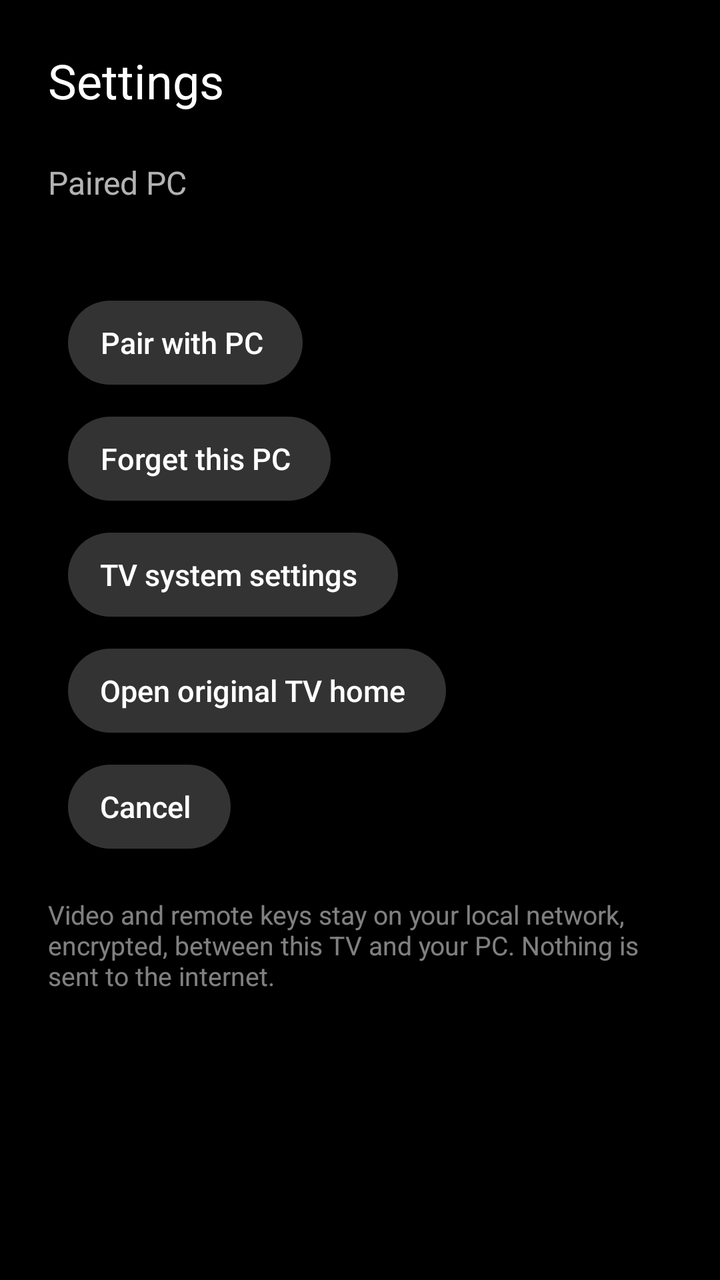
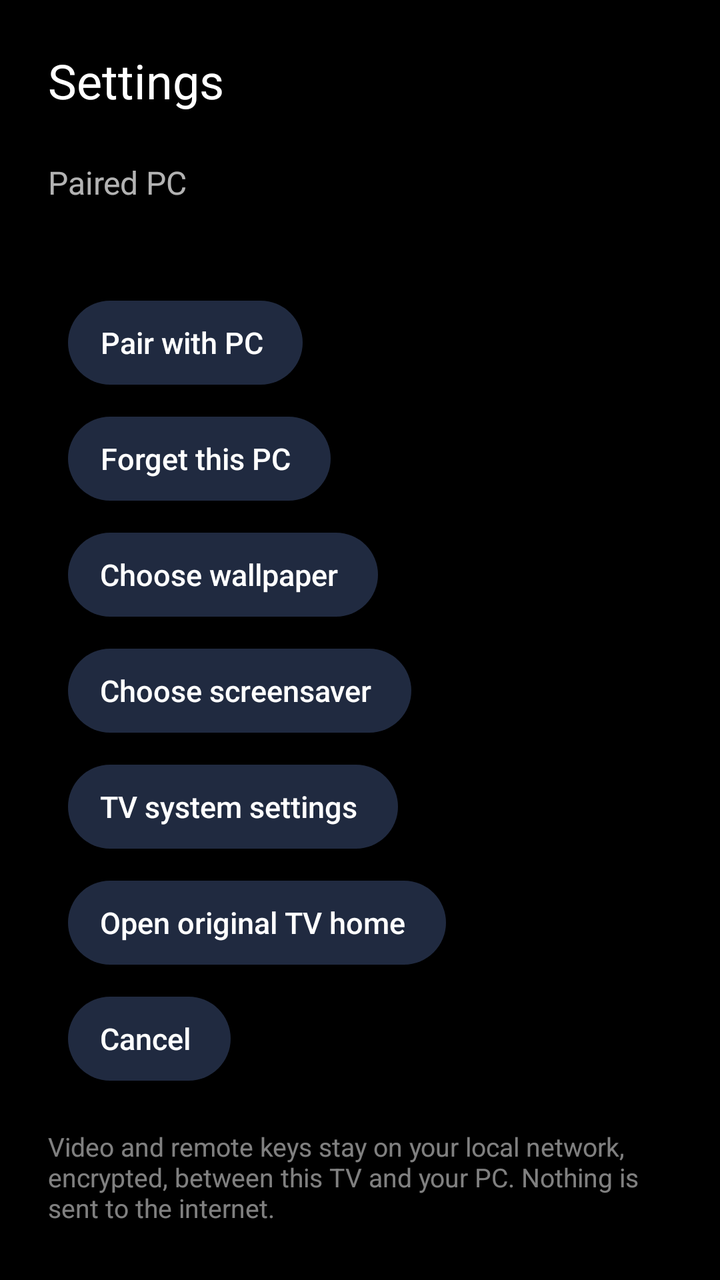

An Android layout rendered at two revisions. The XML below is the earlier revision; the diff shows what the commit changed to produce the second picture.
<!-- AndroidManifest.xml: application theme Theme.MitvTvLauncher -->
<!-- res/layout/activity_settings.xml -->
<?xml version="1.0" encoding="utf-8"?>
<LinearLayout xmlns:android="http://schemas.android.com/apk/res/android"
    android:layout_width="match_parent"
    android:layout_height="match_parent"
    android:background="#FF000000"
    android:orientation="vertical"
    android:padding="24dp">

    <TextView
        android:layout_width="wrap_content"
        android:layout_height="wrap_content"
        android:layout_marginBottom="24dp"
        android:text="@string/settings"
        android:textColor="#FFFFFFFF"
        android:textSize="24sp" />

    <TextView
        android:layout_width="wrap_content"
        android:layout_height="wrap_content"
        android:text="@string/paired_with"
        android:textColor="#B3FFFFFF"
        android:textSize="16sp" />

    <TextView
        android:id="@+id/pairedValue"
        android:layout_width="wrap_content"
        android:layout_height="wrap_content"
        android:layout_marginBottom="24dp"
        android:textColor="#FFFFFFFF"
        android:textSize="18sp" />

    <TextView
        android:id="@+id/btnPair"
        style="@style/TopButton"
        android:layout_marginBottom="16dp"
        android:text="@string/pair_button_label" />

    <TextView
        android:id="@+id/btnForget"
        style="@style/TopButton"
        android:layout_marginBottom="16dp"
        android:text="@string/forget_pc" />

    <TextView
        android:id="@+id/btnTvSettings"
        style="@style/TopButton"
        android:layout_marginBottom="16dp"
        android:text="@string/open_tv_settings" />

    <TextView
        android:id="@+id/btnStockHome"
        style="@style/TopButton"
        android:layout_marginBottom="16dp"
        android:text="@string/open_stock_home" />

    <TextView
        android:id="@+id/btnBack"
        style="@style/TopButton"
        android:layout_marginBottom="24dp"
        android:text="@android:string/cancel" />

    <TextView
        android:layout_width="match_parent"
        android:layout_height="wrap_content"
        android:text="@string/privacy_note"
        android:textColor="#80FFFFFF"
        android:textSize="13sp" />
</LinearLayout>
<!-- resources referenced by this layout -->
<resources>
  <string name="forget_pc">Forget this PC</string>
  <string name="open_stock_home">Open original TV home</string>
  <string name="open_tv_settings">TV system settings</string>
  <string name="pair_button_label">Pair with PC</string>
  <string name="paired_with">Paired PC</string>
  <string name="privacy_note">Video and remote keys stay on your local network, encrypted, between this TV and your PC. Nothing is sent to the internet.</string>
  <string name="settings">Settings</string>
  <style name="TopButton">
          <item name="android:layout_width">wrap_content</item>
          <item name="android:layout_height">42dp</item>
          <item name="android:layout_marginStart">10dp</item>
          <item name="android:paddingStart">16dp</item>
          <item name="android:paddingEnd">20dp</item>
          <item name="android:gravity">center</item>
          <item name="android:background">@drawable/pill_bg</item>
          <item name="android:textColor">@color/text_primary</item>
          <item name="android:textSize">15sp</item>
          <item name="android:fontFamily">sans-serif-medium</item>
          <item name="android:focusable">true</item>
          <item name="android:drawablePadding">8dp</item>
          <item name="android:clickable">true</item>
          <item name="android:focusableInTouchMode">false</item>
      </style>
  <style name="Theme.MitvTvLauncher" parent="Theme.AppCompat.NoActionBar">
          <item name="android:windowBackground">@color/background</item>
          <item name="android:colorBackground">@color/background</item>
          <item name="android:windowAnimationStyle">@null</item>
          <item name="android:windowFullscreen">true</item>
      </style>
  <!-- drawable pill_bg (drawable) -->
  <?xml version="1.0" encoding="utf-8"?>
  <selector xmlns:android="http://schemas.android.com/apk/res/android">
      <item android:state_focused="true">
          <shape android:shape="rectangle">
              <solid android:color="@color/accent" />
              <stroke android:width="3dp" android:color="#FFFFFFFF" />
              <corners android:radius="21dp" />
          </shape>
      </item>
      <item android:state_pressed="true">
          <shape android:shape="rectangle">
              <solid android:color="@color/accent" />
              <corners android:radius="21dp" />
          </shape>
      </item>
      <item>
          <shape android:shape="rectangle">
              <solid android:color="@color/pill_bg" />
              <corners android:radius="21dp" />
          </shape>
      </item>
  </selector>
  <color name="text_primary">#FFFFFFFF</color>
  <color name="background">#FF000000</color>
  <color name="accent">#FF3B82F6</color>
  <color name="pill_bg">#FF333333</color>
</resources>

<!-- the commit's change to res/layout/activity_settings.xml (unified diff, before → after) -->
@@ -1,10 +1,16 @@
 <?xml version="1.0" encoding="utf-8"?>
-<LinearLayout xmlns:android="http://schemas.android.com/apk/res/android"
+<ScrollView xmlns:android="http://schemas.android.com/apk/res/android"
     android:layout_width="match_parent"
     android:layout_height="match_parent"
     android:background="#FF000000"
-    android:orientation="vertical"
-    android:padding="24dp">
+    android:fillViewport="true"
+    android:overScrollMode="never">
+
+    <LinearLayout
+        android:layout_width="match_parent"
+        android:layout_height="wrap_content"
+        android:orientation="vertical"
+        android:padding="24dp">
 
     <TextView
         android:layout_width="wrap_content"
@@ -42,6 +48,18 @@
         android:text="@string/forget_pc" />
 
     <TextView
+        android:id="@+id/btnWallpaper"
+        style="@style/TopButton"
+        android:layout_marginBottom="16dp"
+        android:text="@string/choose_wallpaper" />
+
+    <TextView
+        android:id="@+id/btnScreensaver"
+        style="@style/TopButton"
+        android:layout_marginBottom="16dp"
+        android:text="@string/choose_screensaver" />
+
+    <TextView
         android:id="@+id/btnTvSettings"
         style="@style/TopButton"
         android:layout_marginBottom="16dp"
@@ -65,4 +83,5 @@
         android:text="@string/privacy_note"
         android:textColor="#80FFFFFF"
         android:textSize="13sp" />
-</LinearLayout>
+    </LinearLayout>
+</ScrollView>
<!-- resource entries referenced after the edit -->
@@ -1,5 +1,7 @@
 <!-- resources referenced by this layout -->
 <resources>
+  <string name="choose_screensaver">Choose screensaver</string>
+  <string name="choose_wallpaper">Choose wallpaper</string>
   <string name="forget_pc">Forget this PC</string>
   <string name="open_stock_home">Open original TV home</string>
   <string name="open_tv_settings">TV system settings</string>
@@ -18,8 +20,8 @@
           <item name="android:textColor">@color/text_primary</item>
           <item name="android:textSize">15sp</item>
           <item name="android:fontFamily">sans-serif-medium</item>
+          <item name="android:drawablePadding">9dp</item>
           <item name="android:focusable">true</item>
-          <item name="android:drawablePadding">8dp</item>
           <item name="android:clickable">true</item>
           <item name="android:focusableInTouchMode">false</item>
       </style>
@@ -35,7 +37,7 @@
       <item android:state_focused="true">
           <shape android:shape="rectangle">
               <solid android:color="@color/accent" />
-              <stroke android:width="3dp" android:color="#FFFFFFFF" />
+              <stroke android:width="3dp" android:color="@color/teal" />
               <corners android:radius="21dp" />
           </shape>
       </item>
@@ -53,8 +55,9 @@
       </item>
   </selector>
   <color name="text_primary">#FFFFFFFF</color>
-  <color name="background">#FF000000</color>
-  <color name="accent">#FF3B82F6</color>
-  <color name="pill_bg">#FF333333</color>
+  <color name="background">#FF0B1020</color>
+  <color name="accent">#FF7C6DFF</color>
+  <color name="teal">#FF63D8C4</color>
+  <color name="pill_bg">#FF202A40</color>
 </resources>
 
